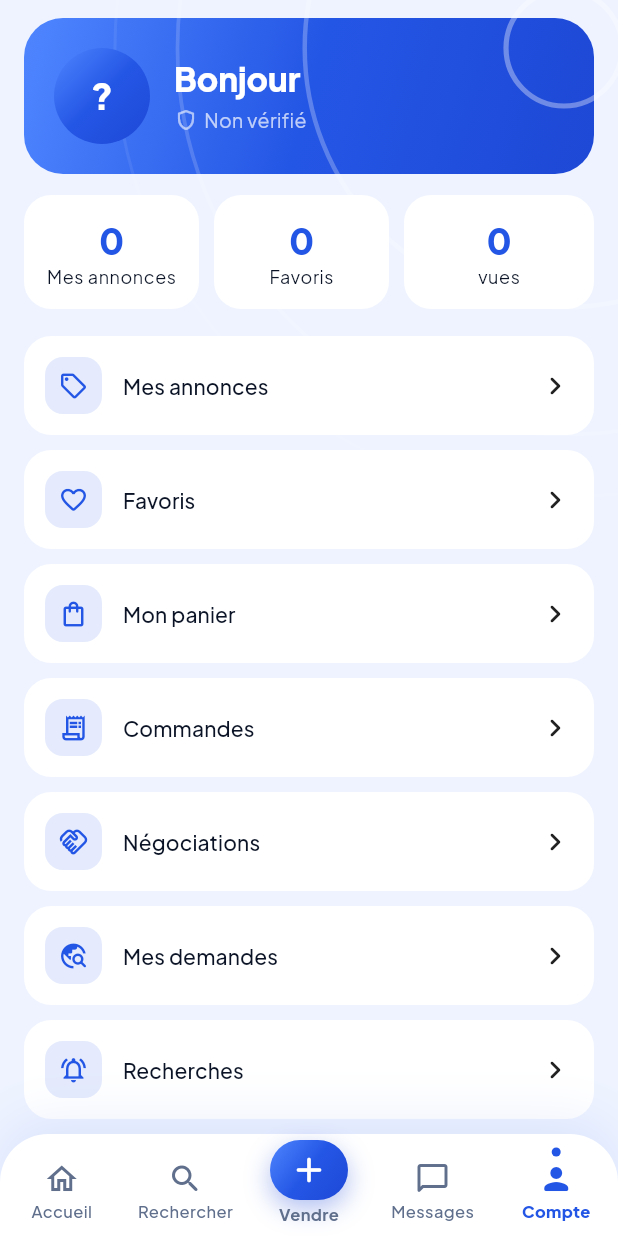
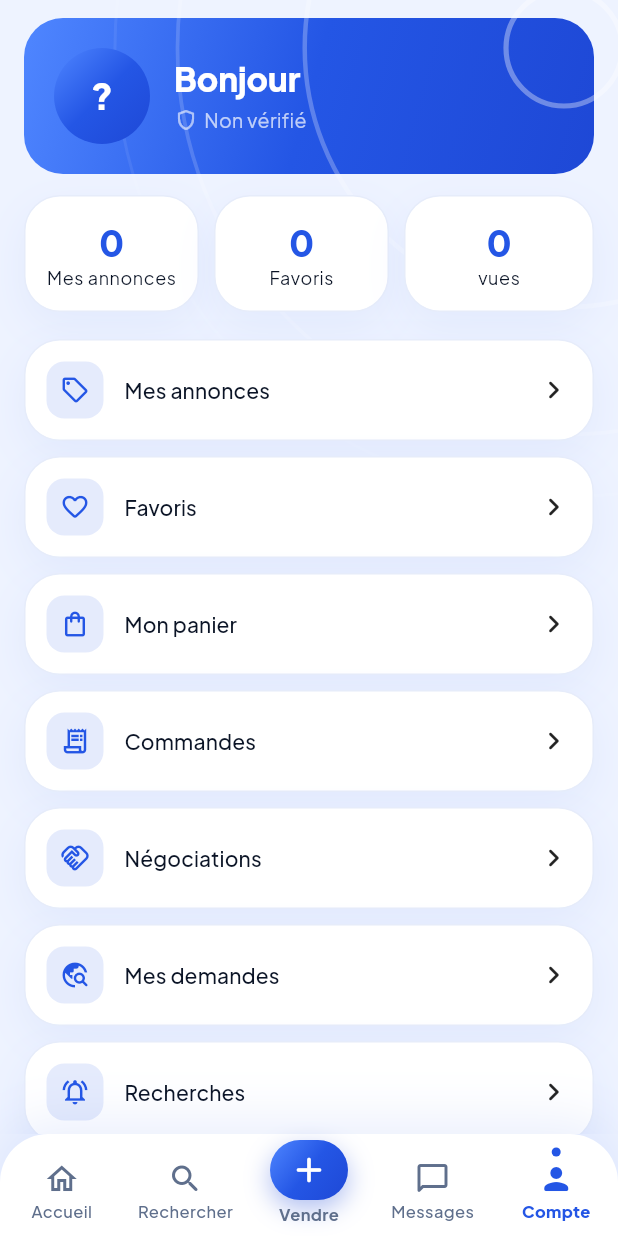
Before and after one commit to omzakrevo/Wifimarket, a Flutter app: the AccountScreen screen opened by its route, on a phone screen of 412 x 824 dp. Run offline on Flutter 3.47's test engine with Material 3 defaults, Android fonts, the phone set to English and light mode, and no system bars; drawn by our look-alikes of flutter_animate; our stand-ins replace cached_network_image, flutter_riverpod, go_router, image_picker, share_plus, shared_preferences and 1 more; accounts and stored records are empty; network calls fail.

Commit message:
Mise en page : cartes communes (softCard), bouton retour rond, filtres et segments arrondis
Co-Authored-By: Claude Sonnet 5.5 <noreply@anthropic.com>
Claude-Session: https://claude.ai/code/session_018fLp7JJc6jo8XHbngjkPAQ

```diff
--- a/lib/features/account/account_screens.dart
+++ b/lib/features/account/account_screens.dart
@@ -33,7 +33,7 @@ class AccountScreen extends ConsumerWidget {
           child: Container(
             margin: const EdgeInsets.only(bottom: 10),
             padding: const EdgeInsets.symmetric(horizontal: 14, vertical: 14),
-            decoration: BoxDecoration(color: cs.surfaceContainer, borderRadius: BorderRadius.circular(18)),
+            decoration: softCard(cs),
             child: Row(children: [
               Container(width: 38, height: 38, decoration: BoxDecoration(color: cs.primary.withValues(alpha: .12), borderRadius: BorderRadius.circular(12)), child: Icon(i, color: cs.primary, size: 20)),
               const SizedBox(width: 14),
@@ -81,7 +81,7 @@ class AccountScreen extends ConsumerWidget {
               child: Container(
                 margin: EdgeInsets.only(right: i == 2 ? 0 : 10),
                 padding: const EdgeInsets.symmetric(vertical: 14),
-                decoration: BoxDecoration(color: cs.surfaceContainer, borderRadius: BorderRadius.circular(18)),
+                decoration: softCard(cs),
                 child: Column(children: [AnimatedCount(value: s.$1, style: Theme.of(context).textTheme.headlineSmall?.copyWith(color: cs.primary, fontWeight: FontWeight.w800)), Text(s.$2, style: Theme.of(context).textTheme.bodySmall)]),
               ).reveal(index: i + 1),
             ),
@@ -100,7 +100,7 @@ class AccountScreen extends ConsumerWidget {
         const SizedBox(height: 8),
         Container(
           padding: const EdgeInsets.all(8),
-          decoration: BoxDecoration(color: cs.surfaceContainer, borderRadius: BorderRadius.circular(18)),
+          decoration: softCard(cs),
           child: Column(children: [
             SwitchListTile(title: Text(context.t('common.theme')), secondary: Icon(dark ? Icons.dark_mode_rounded : Icons.light_mode_rounded), value: dark, onChanged: (v) => ref.read(themeProvider.notifier).set(v)),
             ListTile(
@@ -289,7 +289,7 @@ class MyListingsScreen extends ConsumerWidget {
                     child: Container(
                       margin: const EdgeInsets.only(bottom: 10),
                       padding: const EdgeInsets.all(10),
-                      decoration: BoxDecoration(color: cs.surfaceContainer, borderRadius: BorderRadius.circular(18)),
+                      decoration: softCard(cs),
                       child: Row(children: [
                         SizedBox(width: 72, height: 72, child: Net(l.cover, radius: 14)),
                         const SizedBox(width: 12),
@@ -356,7 +356,7 @@ class _SavedState extends ConsumerState<SavedSearchesScreen> {
             for (final (i, r) in rows.indexed)
               Container(
                 margin: const EdgeInsets.only(bottom: 10),
-                decoration: BoxDecoration(color: Theme.of(context).colorScheme.surfaceContainer, borderRadius: BorderRadius.circular(18)),
+                decoration: softCard(Theme.of(context).colorScheme),
                 child: ListTile(
                   leading: const Icon(Icons.search_rounded),
                   title: Text((r['label'] as String?) ?? (r['query'] as String?) ?? '—'),
--- a/lib/features/admin/admin_screens.dart
+++ b/lib/features/admin/admin_screens.dart
@@ -172,7 +172,7 @@ class _Row extends StatelessWidget {
   Widget build(BuildContext context) => Container(
         margin: const EdgeInsets.only(bottom: 10),
         padding: const EdgeInsets.all(14),
-        decoration: BoxDecoration(color: Theme.of(context).colorScheme.surfaceContainer, borderRadius: BorderRadius.circular(16)),
+        decoration: softCard(Theme.of(context).colorScheme),
         child: Column(crossAxisAlignment: CrossAxisAlignment.start, children: [
           Text(title, style: Theme.of(context).textTheme.titleSmall),
           if (subtitle != null && subtitle!.isNotEmpty) Text(subtitle!, style: Theme.of(context).textTheme.bodySmall, maxLines: 3, overflow: TextOverflow.ellipsis),
@@ -229,7 +229,7 @@ class _DashState extends State<_Dashboard> {
           final orders = Map<String, dynamic>.from(d['orders'] as Map);
           Widget money(String title, Map m) => Container(
                 padding: const EdgeInsets.all(16),
-                decoration: BoxDecoration(color: cs.surfaceContainer, borderRadius: BorderRadius.circular(18)),
+                decoration: softCard(cs),
                 child: Column(crossAxisAlignment: CrossAxisAlignment.start, children: [
                   Text(title, style: Theme.of(context).textTheme.titleSmall),
                   const SizedBox(height: 6),
--- a/lib/features/chat/chat_screens.dart
+++ b/lib/features/chat/chat_screens.dart
@@ -62,7 +62,7 @@ class MessagesScreen extends ConsumerWidget {
                     child: Container(
                       margin: const EdgeInsets.only(bottom: 10),
                       padding: const EdgeInsets.all(12),
-                      decoration: BoxDecoration(color: Theme.of(context).colorScheme.surfaceContainer, borderRadius: BorderRadius.circular(18)),
+                      decoration: softCard(Theme.of(context).colorScheme),
                       child: Row(children: [
                         Avatar(url: c.avatar, name: c.name, size: 48),
                         const SizedBox(width: 12),
@@ -251,7 +251,7 @@ class _ChatState extends ConsumerState<ChatScreen> {
                 child: Container(
                   margin: const EdgeInsets.all(10),
                   padding: const EdgeInsets.all(10),
-                  decoration: BoxDecoration(color: cs.surfaceContainer, borderRadius: BorderRadius.circular(14)),
+                  decoration: softCard(cs),
                   child: Row(children: [const Icon(Icons.sell_outlined, size: 18), const SizedBox(width: 8), Expanded(child: Text((_conv!['listings'] as Map)['title'] as String, maxLines: 1, overflow: TextOverflow.ellipsis)), const Icon(Icons.chevron_right_rounded)]),
                 ),
               ),
--- a/lib/features/listing/listing_form.dart
+++ b/lib/features/listing/listing_form.dart
@@ -326,7 +326,7 @@ class _FormState extends ConsumerState<ListingFormScreen> {
           field(_defects, context.t('listing.defects'), hint: context.t('form.defects_hint'), lines: 2),
           field(_warranty, context.t('listing.warranty')),
           Container(
-            decoration: BoxDecoration(color: cs.surfaceContainer, borderRadius: BorderRadius.circular(18)),
+            decoration: softCard(cs),
             child: Column(children: [
               SwitchListTile(title: Text(context.t('form.delivery')), value: delivery, onChanged: (v) => setState(() => delivery = v)),
               SwitchListTile(title: Text(context.t('form.negotiable')), value: negotiable, onChanged: (v) => setState(() => negotiable = v)),
--- a/lib/features/listing/listing_screen.dart
+++ b/lib/features/listing/listing_screen.dart
@@ -418,7 +418,7 @@ class _SellerCard extends ConsumerWidget {
       onTap: () => shop != null ? context.push('/shop/${shop.slug}') : context.push('/seller/${l.sellerId}'),
       child: Container(
         padding: const EdgeInsets.all(14),
-        decoration: BoxDecoration(color: cs.surfaceContainer, borderRadius: BorderRadius.circular(18), border: Border.all(color: cs.outlineVariant.withValues(alpha: .6))),
+        decoration: softCard(cs),
         child: Row(children: [
           Avatar(url: shop?.logoUrl ?? s?.avatarUrl, name: shop?.name ?? s?.displayName ?? '?', size: 48),
           const SizedBox(width: 12),
--- a/lib/features/nego/nego_screens.dart
+++ b/lib/features/nego/nego_screens.dart
@@ -147,7 +147,7 @@ class _NegoCard extends ConsumerWidget {
     return Container(
       margin: const EdgeInsets.only(bottom: 12),
       padding: const EdgeInsets.all(14),
-      decoration: BoxDecoration(color: cs.surfaceContainer, borderRadius: BorderRadius.circular(20), border: Border.all(color: cs.outlineVariant.withValues(alpha: .6))),
+      decoration: softCard(cs),
       child: Column(crossAxisAlignment: CrossAxisAlignment.start, children: [
         Row(children: [
           SizedBox(width: 56, height: 56, child: Net(cover, radius: 14)),
--- a/lib/features/orders/cart_screens.dart
+++ b/lib/features/orders/cart_screens.dart
@@ -60,7 +60,7 @@ class CartScreen extends ConsumerWidget {
               Container(
                 margin: const EdgeInsets.only(bottom: 14),
                 padding: const EdgeInsets.all(14),
-                decoration: BoxDecoration(color: cs.surfaceContainer, borderRadius: BorderRadius.circular(22)),
+                decoration: softCard(cs),
                 child: Column(children: [
                   for (final c in e.value)
                     Padding(
@@ -221,7 +221,7 @@ class _CheckoutState extends ConsumerState<CheckoutScreen> {
                 return Container(
                   margin: const EdgeInsets.only(bottom: 10),
                   padding: const EdgeInsets.all(14),
-                  decoration: BoxDecoration(color: cs.surfaceContainer, borderRadius: BorderRadius.circular(16)),
+                  decoration: softCard(cs),
                   child: Column(children: [
                     for (final c in e.value) Row(children: [Expanded(child: Text('${c.qty} × ${c.listing.title}', maxLines: 1, overflow: TextOverflow.ellipsis)), Text(formatPrice(c.listing.price * c.qty, cur, lang))]),
                     const Divider(),
--- a/lib/features/orders/order_screens.dart
+++ b/lib/features/orders/order_screens.dart
@@ -44,7 +44,7 @@ class OrdersScreen extends ConsumerWidget {
                       child: Container(
                         margin: const EdgeInsets.only(bottom: 10),
                         padding: const EdgeInsets.all(16),
-                        decoration: BoxDecoration(color: Theme.of(context).colorScheme.surfaceContainer, borderRadius: BorderRadius.circular(18)),
+                        decoration: softCard(Theme.of(context).colorScheme),
                         child: Row(children: [
                           Expanded(
                             child: Column(crossAxisAlignment: CrossAxisAlignment.start, children: [
@@ -131,7 +131,7 @@ class _OrderState extends ConsumerState<OrderDetailScreen> {
             const SizedBox(height: 18),
             Container(
               padding: const EdgeInsets.all(14),
-              decoration: BoxDecoration(color: cs.surfaceContainer, borderRadius: BorderRadius.circular(18)),
+              decoration: softCard(cs),
               child: Column(children: [
                 for (final it in (o['order_items'] as List).cast<Map<String, dynamic>>())
                   Padding(padding: const EdgeInsets.symmetric(vertical: 4), child: Row(children: [Expanded(child: Text('${it['quantity']} × ${it['title']}')), Text(formatPrice((it['unit_price'] as num) * (it['quantity'] as num), cur, lang))])),
--- a/lib/features/search/search_screen.dart
+++ b/lib/features/search/search_screen.dart
@@ -3,6 +3,7 @@ import 'package:flutter_riverpod/flutter_riverpod.dart';
 import 'package:go_router/go_router.dart';
 
 import '../../core/i18n/i18n.dart';
+import '../../core/theme/colors.dart';
 import '../../core/theme/motion.dart';
 import '../../core/utils/format.dart';
 import '../../data/models.dart';
@@ -175,7 +176,7 @@ class _SearchState extends ConsumerState<SearchScreen> {
                       child: Container(
                         width: 52,
                         height: 52,
-                        decoration: BoxDecoration(color: cs.primary.withValues(alpha: .12), borderRadius: BorderRadius.circular(16)),
+                        decoration: BoxDecoration(color: cs.surfaceContainer, shape: BoxShape.circle, boxShadow: WM.softShadow(.08)),
                         child: Icon(Icons.tune_rounded, color: cs.primary),
                       ),
                     ),
--- a/lib/features/shops/shop_screens.dart
+++ b/lib/features/shops/shop_screens.dart
@@ -138,7 +138,7 @@ class SellerScreen extends ConsumerWidget {
                 Container(
                   margin: const EdgeInsets.only(bottom: 10),
                   padding: const EdgeInsets.all(14),
-                  decoration: BoxDecoration(color: Theme.of(context).colorScheme.surfaceContainer, borderRadius: BorderRadius.circular(16)),
+                  decoration: softCard(Theme.of(context).colorScheme),
                   child: Column(crossAxisAlignment: CrossAxisAlignment.start, children: [
                     Row(children: [
                       Text(((r['profiles'] as Map?)?['display_name'] as String?) ?? '', style: Theme.of(context).textTheme.titleSmall),
@@ -268,7 +268,7 @@ class _ManageShop extends ConsumerWidget {
           child: Container(
             margin: const EdgeInsets.only(right: 8, bottom: 8),
             padding: const EdgeInsets.symmetric(vertical: 14),
-            decoration: BoxDecoration(color: cs.surfaceContainer, borderRadius: BorderRadius.circular(16)),
+            decoration: softCard(cs),
             child: Column(children: [
               v is num ? AnimatedCount(value: v, style: Theme.of(context).textTheme.titleLarge?.copyWith(color: cs.primary, fontWeight: FontWeight.w800)) : Text('${v ?? '—'}', style: Theme.of(context).textTheme.titleLarge),
               Text(label, style: Theme.of(context).textTheme.bodySmall, textAlign: TextAlign.center),
@@ -322,7 +322,7 @@ class _ManageShop extends ConsumerWidget {
               for (final p in plans)
                 Container(
                   margin: const EdgeInsets.only(bottom: 8),
-                  decoration: BoxDecoration(color: cs.surfaceContainer, borderRadius: BorderRadius.circular(16)),
+                  decoration: softCard(cs),
                   child: ListTile(
                     title: Text(p['name'] as String),
                     subtitle: Text('${formatPrice(p['price'] as num, p['currency_code'] as String, context.lang)} / ${p['duration_days']} ${context.t('common.days')}'),
--- a/lib/features/wanted/wanted_screens.dart
+++ b/lib/features/wanted/wanted_screens.dart
@@ -49,7 +49,7 @@ class WantedScreen extends ConsumerWidget {
                       child: Container(
                         margin: const EdgeInsets.only(bottom: 10),
                         padding: const EdgeInsets.all(16),
-                        decoration: BoxDecoration(color: Theme.of(context).colorScheme.surfaceContainer, borderRadius: BorderRadius.circular(20)),
+                        decoration: softCard(Theme.of(context).colorScheme),
                         child: Column(crossAxisAlignment: CrossAxisAlignment.start, children: [
                           Row(children: [
                             Expanded(child: Text(r['title'] as String, style: Theme.of(context).textTheme.titleMedium)),
@@ -366,7 +366,7 @@ class _OfferCard extends StatelessWidget {
     return Container(
       margin: const EdgeInsets.only(bottom: 10),
       padding: const EdgeInsets.all(14),
-      decoration: BoxDecoration(color: Theme.of(context).colorScheme.surfaceContainer, borderRadius: BorderRadius.circular(18)),
+      decoration: softCard(Theme.of(context).colorScheme),
       child: Column(crossAxisAlignment: CrossAxisAlignment.start, children: [
         Row(children: [
           Avatar(url: p?['avatar_url'] as String?, name: (p?['display_name'] as String?) ?? '?', size: 34),
--- a/lib/widgets/common.dart
+++ b/lib/widgets/common.dart
@@ -11,6 +11,14 @@ import '../data/models.dart';
 import '../data/providers.dart';
 import '../data/repo.dart';
 import 'motion.dart';
+
+/// Fond de carte commun : blanc, très arrondi, bordure fine et ombre bleutée douce.
+BoxDecoration softCard(ColorScheme cs, {double radius = 24}) => BoxDecoration(
+      color: cs.surfaceContainer,
+      borderRadius: BorderRadius.circular(radius),
+      border: Border.all(color: cs.outlineVariant),
+      boxShadow: WM.softShadow(.06),
+    );
 
 bool isWide(BuildContext c) => MediaQuery.sizeOf(c).width >= 900;
 
@@ -123,7 +131,19 @@ class WPage extends StatelessWidget {
           ? null
           : AppBar(
               title: Text(title!),
-              leading: canPop ? IconButton(onPressed: () => context.pop(), icon: const Icon(Icons.arrow_back_rounded)) : null,
+              leadingWidth: 64,
+              leading: canPop
+                  ? Padding(
+                      padding: const EdgeInsets.only(left: 16),
+                      child: Pressable(
+                        onTap: () => context.pop(),
+                        child: Container(
+                          decoration: BoxDecoration(color: Theme.of(context).colorScheme.surfaceContainer, shape: BoxShape.circle, boxShadow: WM.softShadow(.08)),
+                          child: const Icon(Icons.arrow_back_rounded, size: 22),
+                        ),
+                      ),
+                    )
+                  : null,
               actions: actions,
             ),
       floatingActionButton: fab,
```
Also changed, not shown: lib/core/theme/theme.dart (+8 -0 lines).
